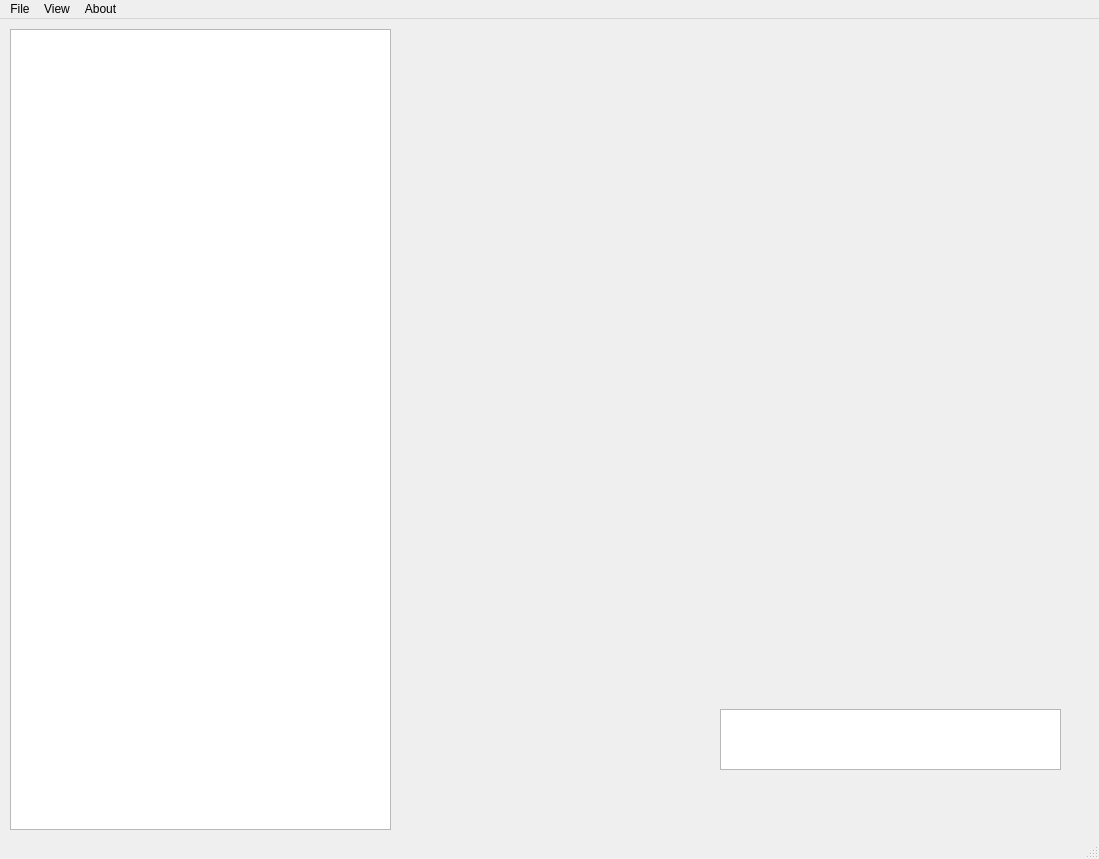
Qt form untitled.ui (kthordarson/torqtool) before a commit.
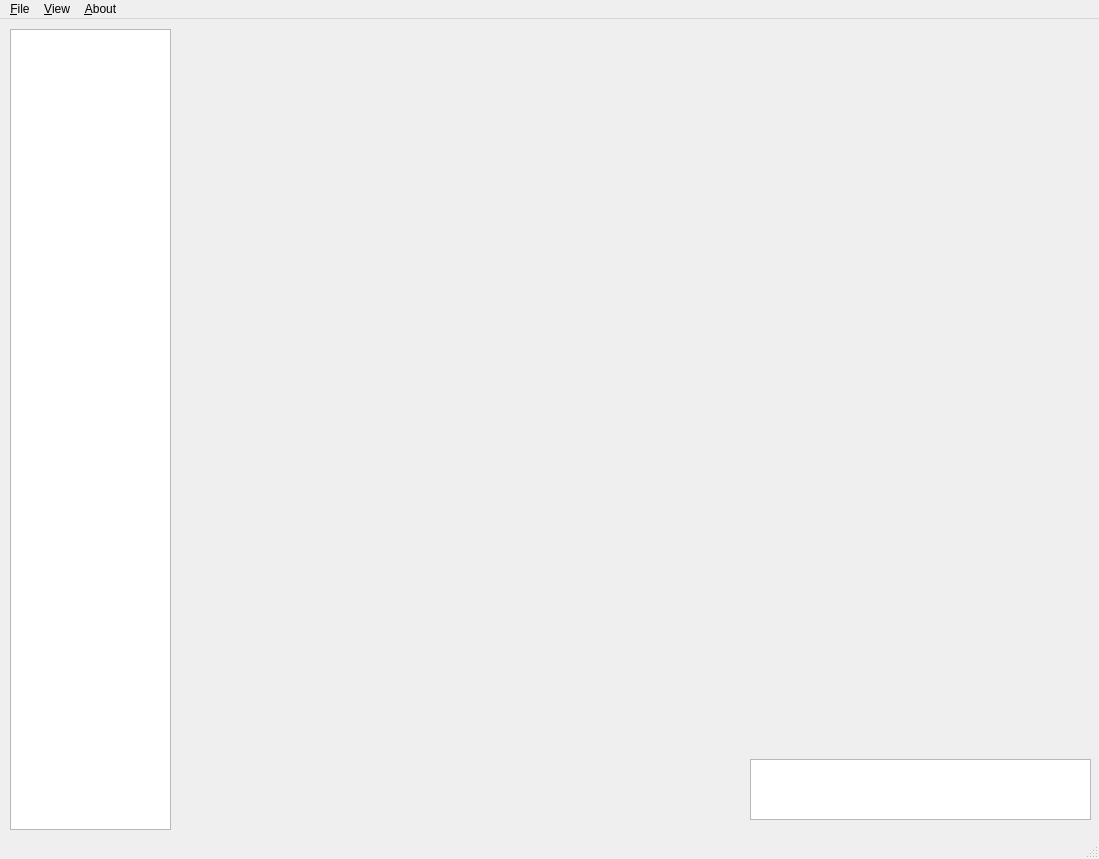
The same form after that commit.

```diff
--- a/untitled.ui
+++ b/untitled.ui
@@ -19,7 +19,7 @@
      <rect>
       <x>10</x>
       <y>10</y>
-      <width>381</width>
+      <width>161</width>
       <height>801</height>
      </rect>
     </property>
@@ -32,8 +32,8 @@
    <widget class="QListView" name="listView">
     <property name="geometry">
      <rect>
-      <x>720</x>
-      <y>690</y>
+      <x>750</x>
+      <y>740</y>
       <width>341</width>
       <height>61</height>
      </rect>
@@ -42,10 +42,10 @@
    <widget class="QWidget" name="horizontalLayoutWidget">
     <property name="geometry">
      <rect>
-      <x>800</x>
+      <x>190</x>
       <y>10</y>
-      <width>271</width>
-      <height>271</height>
+      <width>441</width>
+      <height>491</height>
      </rect>
     </property>
     <layout class="QHBoxLayout" name="main_layout"/>
@@ -53,12 +53,24 @@
    <widget class="QWidget" name="widget" native="true">
     <property name="geometry">
      <rect>
-      <x>420</x>
-      <y>30</y>
-      <width>361</width>
-      <height>401</height>
+      <x>650</x>
+      <y>10</y>
+      <width>441</width>
+      <height>491</height>
      </rect>
     </property>
+    <layout class="QHBoxLayout" name="triplayout"/>
+   </widget>
+   <widget class="QWidget" name="horizontalLayoutWidget_3">
+    <property name="geometry">
+     <rect>
+      <x>190</x>
+      <y>520</y>
+      <width>901</width>
+      <height>201</height>
+     </rect>
+    </property>
+    <layout class="QHBoxLayout" name="entrieslayout"/>
    </widget>
   </widget>
   <widget class="QMenuBar" name="menubar">
@@ -72,17 +84,17 @@
    </property>
    <widget class="QMenu" name="menuFile">
     <property name="title">
-     <string>File</string>
+     <string>&amp;File</string>
     </property>
    </widget>
    <widget class="QMenu" name="menuView">
     <property name="title">
-     <string>View</string>
+     <string>&amp;View</string>
     </property>
    </widget>
    <widget class="QMenu" name="menuAbout">
     <property name="title">
-     <string>About</string>
+     <string>&amp;About</string>
     </property>
    </widget>
    <addaction name="menuFile"/>
```
Left out of the diff: 20 changed lines with no effect on the pictures.
